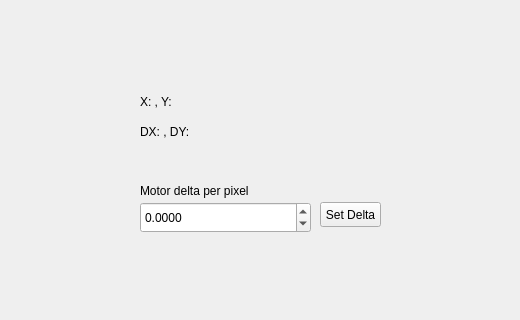
Qt form drone_controller/nodes/drone_control.ui (jkg43/ENPH353_Comp) before a commit; both pictures show x 760 to 1280 and y 338 to 658 of the 1280 by 834 pixel window.
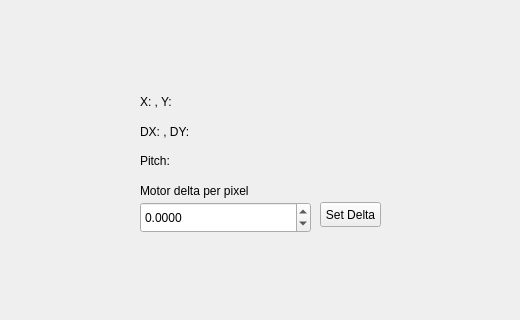
The same form after that commit.

Commit message: Added line detection for the walls and improved the pitch detection

What changed in the file:
```diff
--- a/drone_controller/nodes/drone_control.ui
+++ b/drone_controller/nodes/drone_control.ui
@@ -219,6 +219,19 @@
      <string>Set Delta</string>
     </property>
    </widget>
+   <widget class="QLabel" name="angle_label">
+    <property name="geometry">
+     <rect>
+      <x>900</x>
+      <y>490</y>
+      <width>201</width>
+      <height>17</height>
+     </rect>
+    </property>
+    <property name="text">
+     <string>Pitch: </string>
+    </property>
+   </widget>
   </widget>
   <widget class="QMenuBar" name="menubar">
    <property name="geometry">
```
The commit also changes 2 other files.
